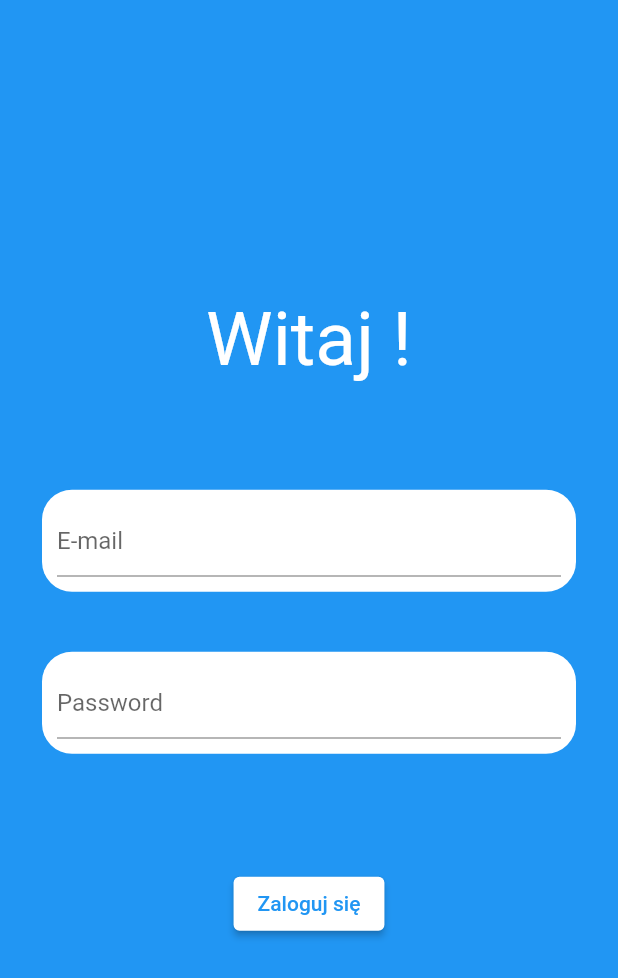
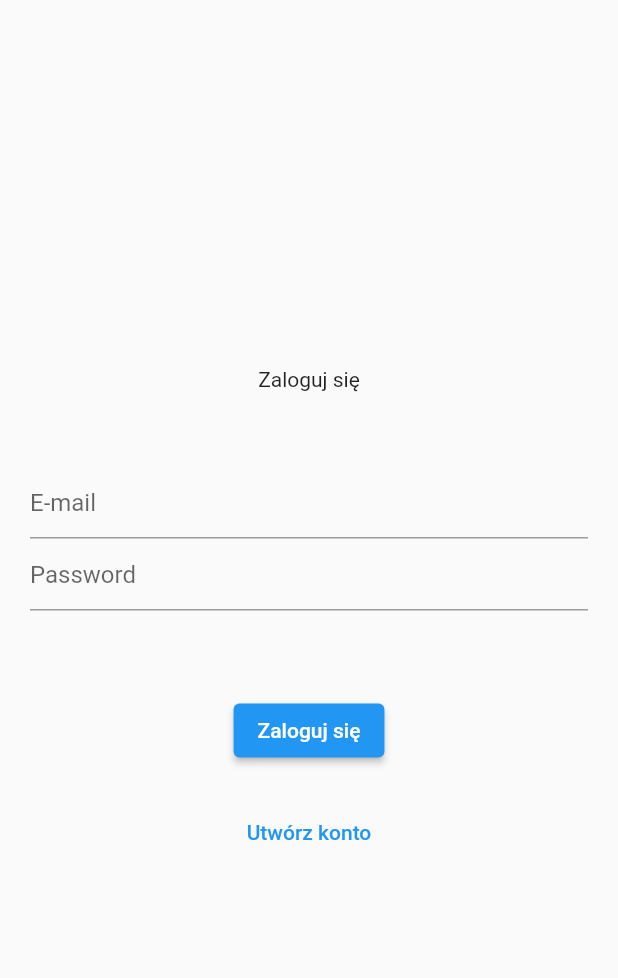
Before and after one commit to dawidskalski/restauracje_lodz, a Flutter app: the screen it shows after launch, on a phone screen of 412 x 824 dp. Shown: the top 978 px of the screen. Run offline on Flutter 3.47's test engine with Material 2 defaults, Android fonts, the phone set to English and light mode, and no system bars; our stand-ins replace firebase_auth, firebase_core; accounts and stored records are empty.

Commit message:
Add registration

```diff
--- a/lib/app/login/login_page.dart
+++ b/lib/app/login/login_page.dart
@@ -5,8 +5,8 @@ class LoginPage extends StatefulWidget {
   LoginPage({
     Key? key,
   }) : super(key: key);
+
   final emailController = TextEditingController();
-
   final passwordController = TextEditingController();
 
   @override
@@ -15,55 +15,51 @@ class LoginPage extends StatefulWidget {
 
 class _LoginPageState extends State<LoginPage> {
   var errorMessage = '';
+  var isCreatingAccount = false;
+
   @override
   Widget build(BuildContext context) {
     return Scaffold(
-      backgroundColor: Colors.blue,
-      body: Padding(
-        padding: const EdgeInsets.all(8.0),
-        child: Center(
+      body: Center(
+        child: Padding(
+          padding: const EdgeInsets.all(20.0),
           child: Column(
             mainAxisAlignment: MainAxisAlignment.center,
             children: [
-              Text(
-                'Witaj !',
-                style: TextStyle(fontSize: 50, color: Colors.white),
+              Text(isCreatingAccount == true
+                  ? 'Zarejestruj się '
+                  : 'Zaloguj się'),
+              const SizedBox(height: 50),
+              TextField(
+                decoration: InputDecoration(hintText: 'E-mail'),
+                controller: widget.emailController,
               ),
-              const SizedBox(height: 50),
-              Container(
-                margin: EdgeInsets.all(20),
-                padding: EdgeInsets.all(10),
-                child: TextField(
-                  controller: widget.emailController,
-                  decoration: InputDecoration(hintText: 'E-mail'),
-                ),
-                decoration: BoxDecoration(
-                  borderRadius: BorderRadius.circular(20),
-                  color: Colors.white,
-                ),
-              ),
-              Container(
-                margin: EdgeInsets.all(20),
-                padding: EdgeInsets.all(10),
-                child: TextField(
-                  decoration: InputDecoration(hintText: 'Password'),
+              TextField(
+                decoration: const InputDecoration(hintText: 'Password'),
                 controller: widget.passwordController,
                 obscureText: true,
               ),
-                decoration: BoxDecoration(
-                    borderRadius: BorderRadius.circular(20),
-                    color: Colors.white),
-              ),
               const SizedBox(height: 20),
-              Text(
-                errorMessage,
-                style:
-                    TextStyle(color: Colors.white, fontWeight: FontWeight.bold),
-              ),
+              Text(errorMessage),
               const SizedBox(height: 20),
               ElevatedButton(
-                style: ElevatedButton.styleFrom(backgroundColor: Colors.white),
                 onPressed: () async {
+                  if (isCreatingAccount == true) {
+                    //Rejstracja
+                    try {
+                      await FirebaseAuth.instance
+                          .createUserWithEmailAndPassword(
+                              email: widget.emailController.text,
+                              password: widget.passwordController.text);
+                    } catch (error) {
+                      setState(
+                        () {
+                          errorMessage = error.toString();
+                        },
+                      );
+                    }
+                  } else {
+                    //Logowanie
                     try {
                       await FirebaseAuth.instance.signInWithEmailAndPassword(
                           email: widget.emailController.text,
@@ -75,12 +71,33 @@ class _LoginPageState extends State<LoginPage> {
                         },
                       );
                     }
+                  }
                 },
-                child: const Text(
-                  'Zaloguj się',
-                  style: TextStyle(color: Colors.blue),
+                child: Text(isCreatingAccount == true
+                    ? 'Zarejestruj się'
+                    : 'Zaloguj się'),
               ),
-              ),
+              SizedBox(height: 20),
+              if (isCreatingAccount == false) ...[
+                TextButton(
+                  child: Text('Utwórz konto'),
+                  onPressed: () {
+                    setState(() {
+                      isCreatingAccount = true;
+                    });
+                  },
+                )
+              ],
+              if (isCreatingAccount == true) ...[
+                TextButton(
+                  child: Text('Mam już konto'),
+                  onPressed: () {
+                    setState(() {
+                      isCreatingAccount = false;
+                    });
+                  },
+                )
+              ],
             ],
           ),
         ),
```
Lines whose indentation alone changed are shown as unchanged.
